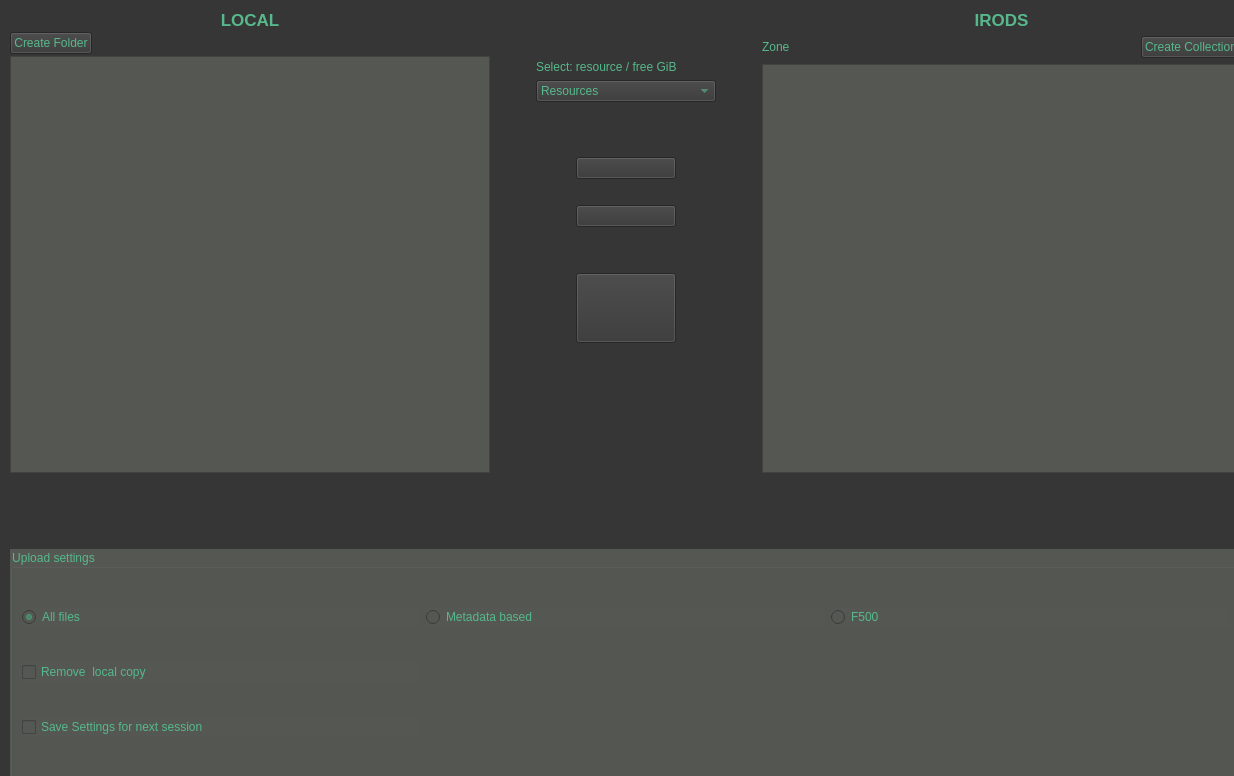
This is gui/ui-files/tabUpDownload.ui in iBridges-for-iRODS/iBridges as Qt 5 draws it before an edit. The edited form follows.
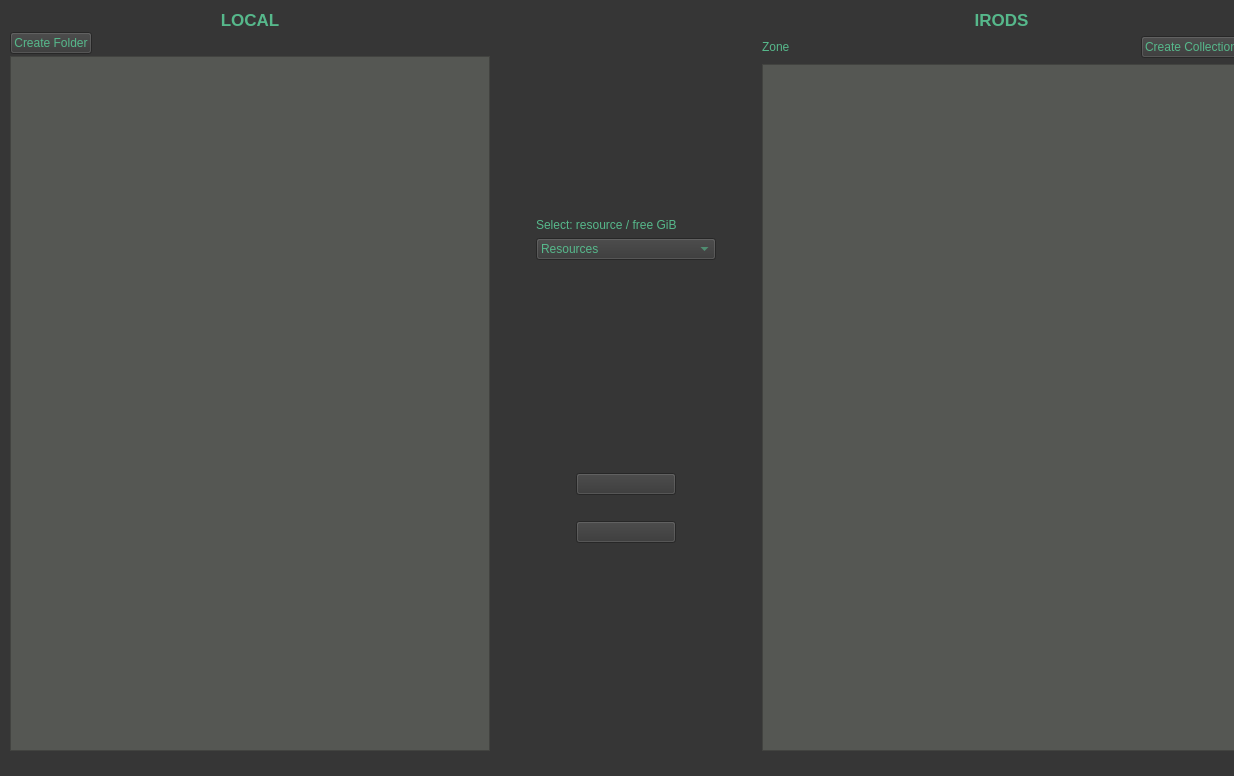
This is the edited form. Icons and pictures are not drawn.

```diff
--- a/gui/ui-files/tabUpDownload.ui
+++ b/gui/ui-files/tabUpDownload.ui
@@ -55,7 +55,7 @@
      <height>771</height>
     </rect>
    </property>
-   <layout class="QVBoxLayout" name="verticalLayout_11" stretch="2,0,0,0,1">
+   <layout class="QVBoxLayout" name="verticalLayout_11" stretch="2,0,0">
     <property name="sizeConstraint">
      <enum>QLayout::SetDefaultConstraint</enum>
     </property>
@@ -80,7 +80,6 @@
           <property name="font">
            <font>
             <pointsize>13</pointsize>
-            <weight>75</weight>
             <bold>true</bold>
            </font>
           </property>
@@ -134,7 +133,7 @@
            <set>QAbstractItemView::NoEditTriggers</set>
           </property>
           <property name="selectionMode">
-           <enum>QAbstractItemView::NoSelection</enum>
+           <enum>QAbstractItemView::SingleSelection</enum>
           </property>
           <property name="headerHidden">
            <bool>true</bool>
@@ -208,44 +207,6 @@
         </item>
         <item>
          <layout class="QGridLayout" name="gridLayout_7">
-          <item row="0" column="2">
-           <spacer name="horizontalSpacer_3">
-            <property name="orientation">
-             <enum>Qt::Horizontal</enum>
-            </property>
-            <property name="sizeHint" stdset="0">
-             <size>
-              <width>40</width>
-              <height>20</height>
-             </size>
-            </property>
-           </spacer>
-          </item>
-          <item row="5" column="1">
-           <widget class="QPushButton" name="ContUplBut">
-            <property name="sizePolicy">
-             <sizepolicy hsizetype="Minimum" vsizetype="Fixed">
-              <horstretch>0</horstretch>
-              <verstretch>0</verstretch>
-             </sizepolicy>
-            </property>
-            <property name="minimumSize">
-             <size>
-              <width>100</width>
-              <height>70</height>
-             </size>
-            </property>
-            <property name="text">
-             <string/>
-            </property>
-            <property name="iconSize">
-             <size>
-              <width>50</width>
-              <height>50</height>
-             </size>
-            </property>
-           </widget>
-          </item>
           <item row="0" column="1">
            <widget class="QPushButton" name="UploadButton">
             <property name="minimumSize">
@@ -269,6 +230,19 @@
             </property>
            </widget>
           </item>
+          <item row="0" column="2">
+           <spacer name="horizontalSpacer_3">
+            <property name="orientation">
+             <enum>Qt::Horizontal</enum>
+            </property>
+            <property name="sizeHint" stdset="0">
+             <size>
+              <width>40</width>
+              <height>20</height>
+             </size>
+            </property>
+           </spacer>
+          </item>
           <item row="3" column="1">
            <widget class="QPushButton" name="DownloadButton">
             <property name="sizePolicy">
@@ -311,19 +285,6 @@
             </property>
            </spacer>
           </item>
-          <item row="4" column="1">
-           <spacer name="verticalSpacer_10">
-            <property name="orientation">
-             <enum>Qt::Vertical</enum>
-            </property>
-            <property name="sizeHint" stdset="0">
-             <size>
-              <width>20</width>
-              <height>40</height>
-             </size>
-            </property>
-           </spacer>
-          </item>
           <item row="1" column="1">
            <spacer name="verticalSpacer_11">
             <property name="orientation">
@@ -342,22 +303,6 @@
           </item>
          </layout>
         </item>
-        <item>
-         <spacer name="verticalSpacer_22">
-          <property name="orientation">
-           <enum>Qt::Vertical</enum>
-          </property>
-          <property name="sizeType">
-           <enum>QSizePolicy::Minimum</enum>
-          </property>
-          <property name="sizeHint" stdset="0">
-           <size>
-            <width>20</width>
-            <height>80</height>
-           </size>
-          </property>
-         </spacer>
-        </item>
         <item>
          <spacer name="verticalSpacer_12">
           <property name="orientation">
@@ -399,7 +344,6 @@
           <property name="font">
            <font>
             <pointsize>13</pointsize>
-            <weight>75</weight>
             <bold>true</bold>
            </font>
           </property>
@@ -469,7 +413,7 @@
            <set>QAbstractItemView::NoEditTriggers</set>
           </property>
           <property name="selectionMode">
-           <enum>QAbstractItemView::NoSelection</enum>
+           <enum>QAbstractItemView::SingleSelection</enum>
           </property>
           <property name="headerHidden">
            <bool>true</bool>
@@ -503,90 +447,6 @@
       </property>
      </widget>
     </item>
-    <item>
-     <spacer name="verticalSpacer">
-      <property name="orientation">
-       <enum>Qt::Vertical</enum>
-      </property>
-      <property name="sizeHint" stdset="0">
-       <size>
-        <width>20</width>
-        <height>40</height>
-       </size>
-      </property>
-     </spacer>
-    </item>
-    <item>
-     <widget class="QGroupBox" name="uplSetGB_2">
-      <property name="enabled">
-       <bool>true</bool>
-      </property>
-      <property name="sizePolicy">
-       <sizepolicy hsizetype="Preferred" vsizetype="Minimum">
-        <horstretch>0</horstretch>
-        <verstretch>0</verstretch>
-       </sizepolicy>
-      </property>
-      <property name="minimumSize">
-       <size>
-        <width>0</width>
-        <height>50</height>
-       </size>
-      </property>
-      <property name="styleSheet">
-       <string notr="true"/>
-      </property>
-      <property name="title">
-       <string>Upload settings</string>
-      </property>
-      <layout class="QGridLayout" name="gridLayout_4">
-       <item row="0" column="1">
-        <widget class="QRadioButton" name="uplMetaRB">
-         <property name="text">
-          <string>Metadata based</string>
-         </property>
-        </widget>
-       </item>
-       <item row="0" column="0">
-        <widget class="QRadioButton" name="uplAllRB">
-         <property name="text">
-          <string>All files</string>
-         </property>
-         <property name="checked">
-          <bool>true</bool>
-         </property>
-        </widget>
-       </item>
-       <item row="1" column="0">
-        <widget class="QCheckBox" name="rLocalcopyCB">
-         <property name="enabled">
-          <bool>false</bool>
-         </property>
-         <property name="text">
-          <string>Remove  local copy</string>
-         </property>
-        </widget>
-       </item>
-       <item row="0" column="2">
-        <widget class="QRadioButton" name="uplF500RB">
-         <property name="enabled">
-          <bool>false</bool>
-         </property>
-         <property name="text">
-          <string>F500</string>
-         </property>
-        </widget>
-       </item>
-       <item row="2" column="0">
-        <widget class="QCheckBox" name="saveSettings">
-         <property name="text">
-          <string>Save Settings for next session</string>
-         </property>
-        </widget>
-       </item>
-      </layout>
-     </widget>
-    </item>
    </layout>
   </widget>
  </widget>
```
